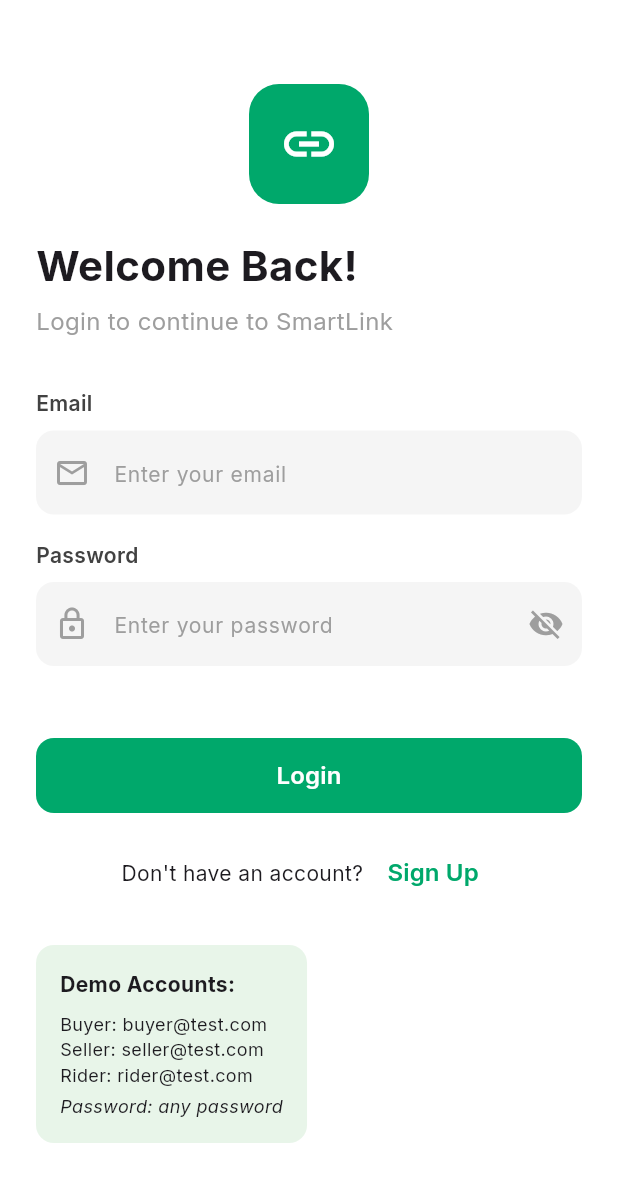
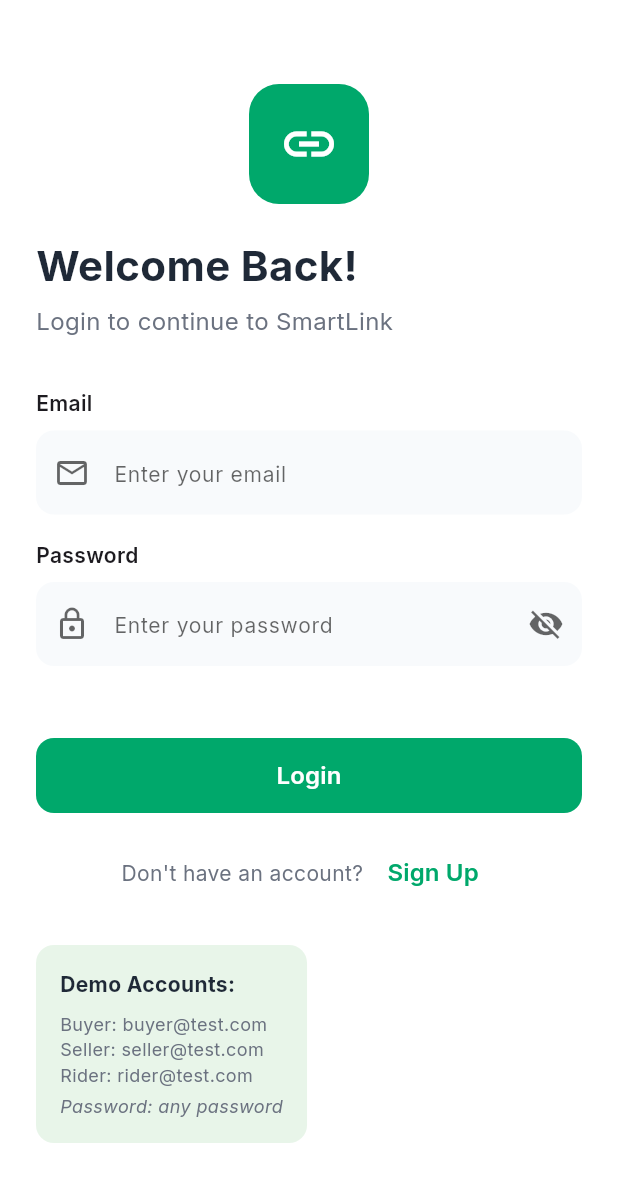
Before and after one commit to engineeryaseerdl-create/smartlink, a Flutter app: the screen it shows after launch, after a tap on "Skip", on a phone screen of 412 x 824 dp. Shown: the top 1182 px of the screen. Run offline on Flutter 3.47's test engine with Material 3 defaults, Android fonts, the phone set to English and light mode, and no system bars; our stand-ins replace dio, google_fonts, image_picker, shared_preferences; accounts and stored records are empty.

Commit message:
V1 for now

```diff
--- a/lib/main.dart
+++ b/lib/main.dart
@@ -9,6 +9,9 @@
 import 'providers/theme_provider.dart';
 import 'utils/constants.dart';
 import 'views/shared/splash_screen.dart';
+import 'views/shared/onboarding_screen.dart';
+import 'views/shared/auth_wrapper.dart';
+import 'views/auth/login_screen.dart';
 
 void main() {
   runApp(const SmartLinkApp());
@@ -46,8 +49,8 @@
             elevation: 0,
             centerTitle: true,
             backgroundColor: AppColors.white,
-            foregroundColor: AppColors.darkGrey,
-            iconTheme: IconThemeData(color: AppColors.darkGrey),
+            foregroundColor: AppColors.textPrimary,
+            iconTheme: IconThemeData(color: AppColors.textPrimary),
           ),
           elevatedButtonTheme: ElevatedButtonThemeData(
             style: ElevatedButton.styleFrom(
@@ -61,7 +64,7 @@
           ),
           inputDecorationTheme: InputDecorationTheme(
             filled: true,
-            fillColor: AppColors.lightGrey,
+            fillColor: AppColors.backgroundLight,
             border: OutlineInputBorder(
               borderRadius: BorderRadius.circular(AppBorderRadius.md),
               borderSide: BorderSide.none,
@@ -120,7 +123,12 @@
             ),
           ),
         ),
-        home: const SplashScreen(),
+        initialRoute: '/',
+        routes: {
+          '/': (context) => const SplashScreen(),
+          '/auth': (context) => const AuthWrapper(),
+          '/login': (context) => const LoginScreen(),
+        },
         ),
       ),
     );
--- a/lib/utils/constants.dart
+++ b/lib/utils/constants.dart
@@ -4,13 +4,17 @@
   static const Color primaryGreen = Color(0xFF00A86B);
   static const Color darkGreen = Color(0xFF008C5A);
   static const Color lightGreen = Color(0xFFE8F5E9);
+  static const Color mutedGreen = Color(0xFF66C299);
   static const Color gold = Color(0xFFFFD700);
   static const Color darkGold = Color(0xFFDAA520);
   static const Color white = Color(0xFFFFFFFF);
   static const Color black = Color(0xFF000000);
-  static const Color grey = Color(0xFF9E9E9E);
-  static const Color lightGrey = Color(0xFFF5F5F5);
-  static const Color darkGrey = Color(0xFF424242);
+  static const Color grey = Color(0xFF6B7280);
+  static const Color lightGrey = Color(0xFFF8FAFC);
+  static const Color darkGrey = Color(0xFF1F2937);
+  static const Color textSecondary = Color(0xFF6B7280);
+  static const Color backgroundLight = Color(0xFFF8FAFC);
+  static const Color textPrimary = Color(0xFF1F2937);
   static const Color errorRed = Color(0xFFD32F2F);
   static const Color successGreen = Color(0xFF388E3C);
   static const Color warningOrange = Color(0xFFFF9800);
--- a/lib/views/auth/login_screen.dart
+++ b/lib/views/auth/login_screen.dart
@@ -5,7 +5,7 @@
 import '../../widgets/custom_button.dart';
 import '../../widgets/custom_text_field.dart';
 import 'register_screen.dart';
-import '../shared/home_wrapper.dart';
+import '../shared/auth_wrapper.dart';
 
 class LoginScreen extends StatefulWidget {
   const LoginScreen({super.key});
@@ -40,9 +40,7 @@
 
       if (!mounted) return;
 
-      Navigator.of(context).pushReplacement(
-        MaterialPageRoute(builder: (context) => const HomeWrapper()),
-      );
+      Navigator.of(context).pushReplacementNamed('/auth');
     } catch (e) {
       if (!mounted) return;
 
@@ -99,10 +97,13 @@
   }
 
   Widget _buildMobileLayout(AuthProvider authProvider) {
-    return SafeArea(
-      child: SingleChildScrollView(
-        padding: const EdgeInsets.all(AppSpacing.lg),
-        child: _buildLoginForm(authProvider),
+    return Container(
+      color: AppColors.white,
+      child: SafeArea(
+        child: SingleChildScrollView(
+          padding: const EdgeInsets.all(AppSpacing.lg),
+          child: _buildLoginForm(authProvider),
+        ),
       ),
     );
   }
@@ -130,15 +131,17 @@
                   ),
                 ),
                 const SizedBox(height: AppSpacing.lg),
-                const Text(
+                Text(
                   'Welcome Back!',
-                  style: AppTextStyles.heading1,
+                  style: AppTextStyles.heading1.copyWith(
+                    color: AppColors.textPrimary,
+                  ),
                 ),
                 const SizedBox(height: AppSpacing.sm),
                 Text(
                   'Login to continue to SmartLink',
                   style: AppTextStyles.bodyLarge.copyWith(
-                    color: AppColors.grey,
+                    color: AppColors.textSecondary,
                   ),
                 ),
                 const SizedBox(height: AppSpacing.xl),
@@ -194,9 +197,11 @@
                 Row(
                   mainAxisAlignment: MainAxisAlignment.center,
                   children: [
-                    const Text(
+                    Text(
                       "Don't have an account? ",
-                      style: AppTextStyles.bodyMedium,
+                      style: AppTextStyles.bodyMedium.copyWith(
+                        color: AppColors.textSecondary,
+                      ),
                     ),
                     TextButton(
                       onPressed: () {
@@ -229,20 +234,21 @@
                         style: TextStyle(
                           fontWeight: FontWeight.bold,
                           fontSize: 14,
+                          color: AppColors.textPrimary,
                         ),
                       ),
                       SizedBox(height: AppSpacing.sm),
                       Text(
                         'Buyer: buyer@test.com',
-                        style: TextStyle(fontSize: 12),
+                        style: TextStyle(fontSize: 12, color: AppColors.textSecondary),
                       ),
                       Text(
                         'Seller: seller@test.com',
-                        style: TextStyle(fontSize: 12),
+                        style: TextStyle(fontSize: 12, color: AppColors.textSecondary),
                       ),
                       Text(
                         'Rider: rider@test.com',
-                        style: TextStyle(fontSize: 12),
+                        style: TextStyle(fontSize: 12, color: AppColors.textSecondary),
                       ),
                       SizedBox(height: AppSpacing.xs),
                       Text(
@@ -250,6 +256,7 @@
                         style: TextStyle(
                           fontSize: 12,
                           fontStyle: FontStyle.italic,
+                          color: AppColors.textSecondary,
                         ),
                       ),
                     ],
--- a/lib/views/auth/register_screen.dart
+++ b/lib/views/auth/register_screen.dart
@@ -5,7 +5,6 @@
 import '../../utils/constants.dart';
 import '../../widgets/custom_button.dart';
 import '../../widgets/custom_text_field.dart';
-import '../shared/home_wrapper.dart';
 
 class RegisterScreen extends StatefulWidget {
   const RegisterScreen({super.key});
@@ -51,9 +50,7 @@
 
       if (!mounted) return;
 
-      Navigator.of(context).pushReplacement(
-        MaterialPageRoute(builder: (context) => const HomeWrapper()),
-      );
+      Navigator.of(context).pushReplacementNamed('/auth');
     } catch (e) {
       if (!mounted) return;
 
--- a/lib/views/rider/rider_home_screen.dart
+++ b/lib/views/rider/rider_home_screen.dart
@@ -38,7 +38,7 @@
         currentIndex: _selectedIndex,
         onTap: (index) => setState(() => _selectedIndex = index),
         selectedItemColor: AppColors.primaryGreen,
-        unselectedItemColor: AppColors.grey,
+        unselectedItemColor: AppColors.textSecondary,
         items: const [
           BottomNavigationBarItem(icon: Icon(Icons.delivery_dining), label: 'Deliveries'),
           BottomNavigationBarItem(icon: Icon(Icons.account_balance_wallet), label: 'Earnings'),
--- a/lib/views/seller/seller_home_screen.dart
+++ b/lib/views/seller/seller_home_screen.dart
@@ -64,7 +64,7 @@
         },
         type: BottomNavigationBarType.fixed,
         selectedItemColor: AppColors.primaryGreen,
-        unselectedItemColor: AppColors.grey,
+        unselectedItemColor: AppColors.textSecondary,
         items: const [
           BottomNavigationBarItem(
             icon: Icon(Icons.dashboard),
--- a/lib/views/shared/onboarding_screen.dart
+++ b/lib/views/shared/onboarding_screen.dart
@@ -1,7 +1,6 @@
 import 'package:flutter/material.dart';
 import '../../utils/constants.dart';
 import '../../widgets/custom_button.dart';
-import '../auth/login_screen.dart';
 
 class OnboardingScreen extends StatefulWidget {
   const OnboardingScreen({super.key});
@@ -47,9 +46,37 @@
   @override
   Widget build(BuildContext context) {
     return Scaffold(
+      backgroundColor: AppColors.white,
       body: SafeArea(
           child: Column(
             children: [
+              Padding(
+                padding: const EdgeInsets.all(AppSpacing.lg),
+                child: Row(
+                  mainAxisAlignment: MainAxisAlignment.spaceBetween,
+                  children: [
+                    Text(
+                      AppConstants.appName,
+                      style: AppTextStyles.heading3.copyWith(
+                        color: AppColors.primaryGreen,
+                        fontWeight: FontWeight.bold,
+                      ),
+                    ),
+                    if (_currentPage < _pages.length - 1)
+                      TextButton(
+                        onPressed: () {
+                          Navigator.of(context).pushReplacementNamed('/login');
+                        },
+                        child: Text(
+                          'Skip',
+                          style: AppTextStyles.bodyMedium.copyWith(
+                            color: AppColors.textSecondary,
+                          ),
+                        ),
+                      ),
+                  ],
+                ),
+              ),
               Expanded(
                 child: PageView.builder(
                   controller: _pageController,
@@ -64,8 +91,22 @@
                   },
                 ),
               ),
-            Padding(
-              padding: const EdgeInsets.all(AppSpacing.lg),
+              Container(
+                padding: const EdgeInsets.all(AppSpacing.xl),
+                decoration: BoxDecoration(
+                  color: AppColors.white,
+                  borderRadius: const BorderRadius.only(
+                    topLeft: Radius.circular(AppBorderRadius.xl),
+                    topRight: Radius.circular(AppBorderRadius.xl),
+                  ),
+                  boxShadow: [
+                    BoxShadow(
+                      color: Colors.black.withOpacity(0.05),
+                      blurRadius: 20,
+                      offset: const Offset(0, -5),
+                    ),
+                  ],
+                ),
                 child: Column(
                   children: [
                     Row(
@@ -75,43 +116,23 @@
                         (index) => _buildDot(index),
                       ),
                     ),
-                  const SizedBox(height: AppSpacing.lg),
+                    const SizedBox(height: AppSpacing.xl),
                     CustomButton(
                       text: _currentPage == _pages.length - 1
                           ? 'Get Started'
-                        : 'Next',
+                          : 'Continue',
                       onPressed: () {
                         if (_currentPage == _pages.length - 1) {
-                        Navigator.of(context).pushReplacement(
-                          MaterialPageRoute(
-                              builder: (context) => const LoginScreen()),
-                        );
+                          Navigator.of(context).pushReplacementNamed('/login');
                         } else {
                           _pageController.nextPage(
-                          duration: const Duration(milliseconds: 300),
-                          curve: Curves.easeInOut,
+                            duration: const Duration(milliseconds: 400),
+                            curve: Curves.easeInOutCubic,
                           );
                         }
                       },
                       width: double.infinity,
                     ),
-                  if (_currentPage < _pages.length - 1) ...[
-                    const SizedBox(height: AppSpacing.md),
-                    TextButton(
-                      onPressed: () {
-                        Navigator.of(context).pushReplacement(
-                          MaterialPageRoute(
-                              builder: (context) => const LoginScreen()),
-                        );
-                      },
-                      child: Text(
-                        'Skip',
-                        style: AppTextStyles.button.copyWith(
-                          color: AppColors.grey,
-                        ),
-                      ),
-                    ),
-                  ],
                   ],
                 ),
               ),
@@ -123,37 +144,66 @@
 
   Widget _buildPage(OnboardingPage page) {
     return Padding(
-      padding: const EdgeInsets.all(AppSpacing.xl),
+      padding: const EdgeInsets.symmetric(horizontal: AppSpacing.xl),
       child: Column(
         mainAxisAlignment: MainAxisAlignment.center,
         children: [
-          Container(
-            width: 200,
-            height: 200,
+          Hero(
+            tag: 'onboarding_${page.title}',
+            child: Container(
+              width: 280,
+              height: 280,
               decoration: BoxDecoration(
-              color: page.color.withOpacity(0.1),
+                gradient: RadialGradient(
+                  colors: [
+                    page.color.withOpacity(0.15),
+                    page.color.withOpacity(0.05),
+                    Colors.transparent,
+                  ],
+                ),
                 shape: BoxShape.circle,
+              ),
+              child: Container(
+                margin: const EdgeInsets.all(40),
+                decoration: BoxDecoration(
+                  color: AppColors.white,
+                  shape: BoxShape.circle,
+                  boxShadow: [
+                    BoxShadow(
+                      color: page.color.withOpacity(0.2),
+                      blurRadius: 30,
+                      offset: const Offset(0, 10),
+                    ),
+                  ],
                 ),
                 child: Icon(
                   page.icon,
-              size: 100,
+                  size: 80,
                   color: page.color,
                 ),
               ),
-          const SizedBox(height: AppSpacing.xl),
+            ),
+          ),
+          const SizedBox(height: AppSpacing.xxl),
           Text(
             page.title,
             textAlign: TextAlign.center,
-            style: AppTextStyles.heading2.copyWith(
-              color: AppColors.darkGrey,
+            style: AppTextStyles.heading1.copyWith(
+              color: AppColors.textPrimary,
+              fontWeight: FontWeight.w700,
+              height: 1.2,
             ),
           ),
-          const SizedBox(height: AppSpacing.md),
-          Text(
+          const SizedBox(height: AppSpacing.lg),
+          Container(
+            constraints: const BoxConstraints(maxWidth: 320),
+            child: Text(
               page.description,
               textAlign: TextAlign.center,
               style: AppTextStyles.bodyLarge.copyWith(
-              color: AppColors.grey,
+                color: AppColors.textSecondary,
+                height: 1.6,
+              ),
             ),
           ),
         ],
@@ -162,15 +212,28 @@
   }
 
   Widget _buildDot(int index) {
-    return Container(
-      margin: const EdgeInsets.symmetric(horizontal: 4),
-      width: _currentPage == index ? 24 : 8,
-      height: 8,
+    return AnimatedContainer(
+      duration: const Duration(milliseconds: 300),
+      margin: const EdgeInsets.symmetric(horizontal: 6),
+      width: _currentPage == index ? 32 : 12,
+      height: 12,
       decoration: BoxDecoration(
-        color: _currentPage == index
-            ? AppColors.primaryGreen
-            : AppColors.lightGrey,
-        borderRadius: BorderRadius.circular(4),
+        gradient: _currentPage == index
+            ? LinearGradient(
+                colors: [AppColors.primaryGreen, AppColors.darkGreen],
+              )
+            : null,
+        color: _currentPage == index ? null : AppColors.backgroundLight,
+        borderRadius: BorderRadius.circular(6),
+        boxShadow: _currentPage == index
+            ? [
+                BoxShadow(
+                  color: AppColors.primaryGreen.withOpacity(0.3),
+                  blurRadius: 8,
+                  offset: const Offset(0, 2),
+                ),
+              ]
+            : null,
       ),
     );
   }
--- a/lib/views/shared/splash_screen.dart
+++ b/lib/views/shared/splash_screen.dart
@@ -3,7 +3,7 @@
 import '../../utils/constants.dart';
 import '../../providers/auth_provider.dart';
 import 'onboarding_screen.dart';
-import 'home_wrapper.dart';
+import 'auth_wrapper.dart';
 
 class SplashScreen extends StatefulWidget {
   const SplashScreen({super.key});
@@ -48,9 +48,7 @@
     if (!mounted) return;
 
     if (authProvider.isLoggedIn) {
-      Navigator.of(context).pushReplacement(
-        MaterialPageRoute(builder: (context) => const HomeWrapper()),
-      );
+      Navigator.of(context).pushReplacementNamed('/auth');
     } else {
       Navigator.of(context).pushReplacement(
         MaterialPageRoute(builder: (context) => const OnboardingScreen()),
--- a/lib/widgets/custom_text_field.dart
+++ b/lib/widgets/custom_text_field.dart
@@ -40,7 +40,7 @@
           label,
           style: AppTextStyles.bodyMedium.copyWith(
             fontWeight: FontWeight.w600,
-            color: AppColors.darkGrey,
+            color: Theme.of(context).textTheme.bodyMedium?.color,
           ),
         ),
         const SizedBox(height: AppSpacing.sm),
@@ -54,19 +54,19 @@
           decoration: InputDecoration(
             hintText: hintText ?? hint,
             hintStyle: AppTextStyles.bodyMedium.copyWith(
-              color: AppColors.grey,
+              color: Theme.of(context).hintColor,
             ),
             prefixIcon: prefixIcon != null
-                ? Icon(prefixIcon, color: AppColors.grey)
+                ? Icon(prefixIcon, color: Theme.of(context).hintColor)
                 : null,
             suffixIcon: suffixIcon != null
                 ? IconButton(
-                    icon: Icon(suffixIcon, color: AppColors.grey),
+                    icon: Icon(suffixIcon, color: Theme.of(context).hintColor),
                     onPressed: onSuffixIconPressed,
                   )
                 : null,
             filled: true,
-            fillColor: AppColors.lightGrey,
+            fillColor: Theme.of(context).inputDecorationTheme.fillColor,
             border: OutlineInputBorder(
               borderRadius: BorderRadius.circular(AppBorderRadius.md),
               borderSide: BorderSide.none,
```
Also changed, not shown: lib/views/buyer/buyer_home_screen.dart (+9 -9 lines), lib/views/rider/rider_dashboard_content.dart (+6 -6 lines), lib/views/rider/rider_orders_content.dart (+6 -5 lines), lib/views/shared/auth_wrapper.dart (added, +48 -0 lines), lib/views/shared/home_wrapper.dart (+8 -1 lines), lib/views/shared/profile_content.dart (+18 -12 lines). Lines whose indentation alone changed are shown as unchanged.
